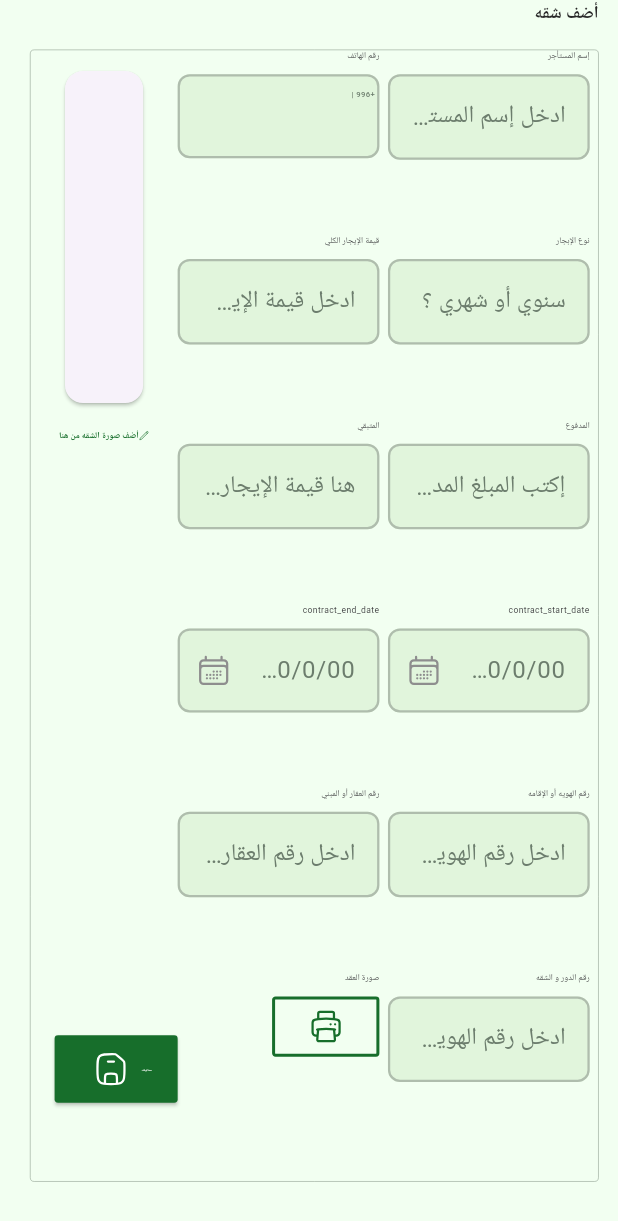
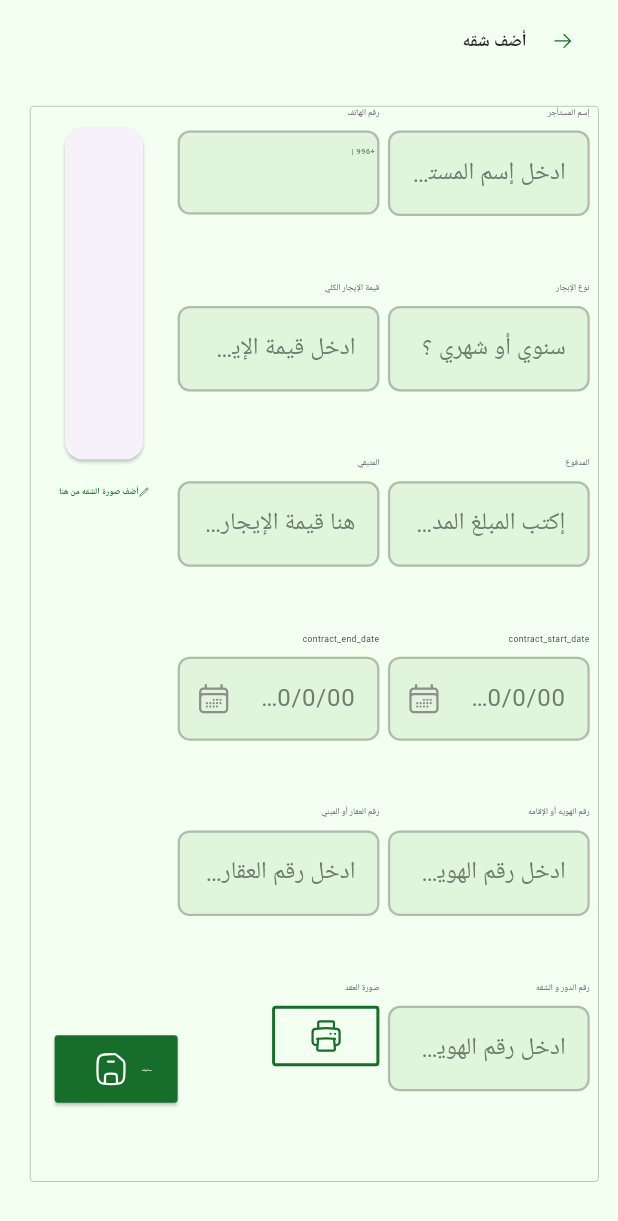
Before and after one commit to mhammadgammal/ejary, a Flutter app: the AddEditApartmentScreen widget shown alone on an empty page, opened directly, on a phone screen of 412 x 824 dp. Shown: the top 1221 px of the screen. Run offline on Flutter 3.47's test engine with Material 3 defaults, Android fonts, the phone set to English and light mode, and no system bars; our stand-ins replace file_picker, flutter_bloc, flutter_screenutil, flutter_svg, get_it, google_fonts and 3 more; missing offline and left inert: window_size; accounts and stored records are empty; Roboto replaces fonts that are missing (Cairo, Tajawal).

Commit message:
add back buttons to add/edit apartment and all apartments

```diff
--- a/lib/features/apartments/presentation/add_edit_apartment/add_edit_apartment_screen.dart
+++ b/lib/features/apartments/presentation/add_edit_apartment/add_edit_apartment_screen.dart
@@ -1,3 +1,4 @@
+import 'package:ejary/core/assets/app_icons.dart';
 import 'package:ejary/core/theme/app_color.dart';
 import 'package:ejary/core/utils/extensions/string_extensions.dart';
 import 'package:ejary/core/utils/localization/app_strings.dart';
@@ -8,6 +9,7 @@ import 'package:ejary/core/widgets/text_form_field/columned_text_form_field.dart
 import 'package:ejary/features/apartments/presentation/add_edit_apartment/widgets/attach_file_button.dart';
 import 'package:flutter/material.dart';
 import 'package:flutter_screenutil/flutter_screenutil.dart';
+import 'package:flutter_svg/flutter_svg.dart';
 import 'package:google_fonts/google_fonts.dart';
 
 class AddEditApartmentScreen extends StatelessWidget {
@@ -25,6 +27,16 @@ class AddEditApartmentScreen extends StatelessWidget {
         mainAxisSize: MainAxisSize.max,
         crossAxisAlignment: CrossAxisAlignment.stretch,
         children: [
+          Row(
+            children: [
+              IconButton(
+                onPressed: () => Navigator.pop(context),
+                icon: SvgPicture.asset(
+                  AppIcons.greenArrowRight,
+                  width: 48.0.w,
+                  height: 48.0.h,
+                ),
+              ),
               Text(
                 AppStrings.addApartment.tr(context),
                 style: GoogleFonts.tajawal(
@@ -32,6 +44,8 @@ class AddEditApartmentScreen extends StatelessWidget {
                   fontWeight: FontWeight.w700,
                   color: AppColors.gray200,
                 ),
+              ),
+            ],
           ),
           SizedBox(height: 20.0.h),
           Expanded(
```
Also changed, not shown: lib/features/apartments/presentation/all_apartments/all_apartments_screen.dart (+7 -4 lines). Lines whose indentation alone changed are shown as unchanged.
